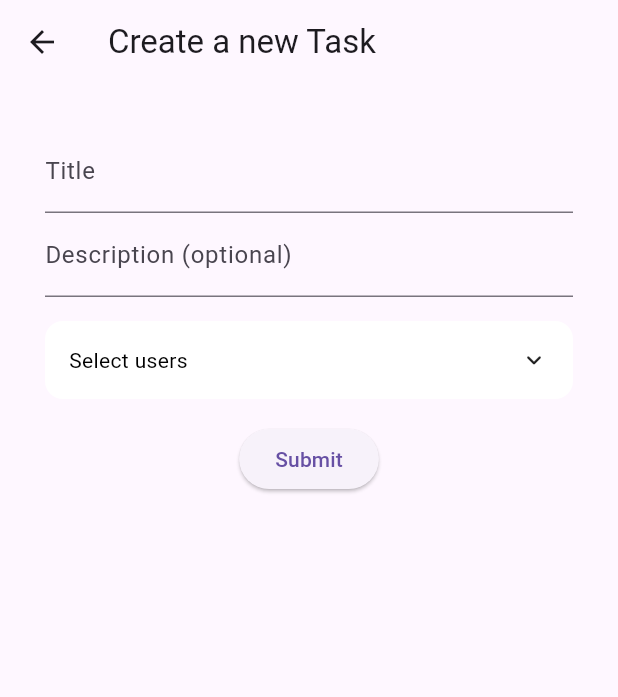
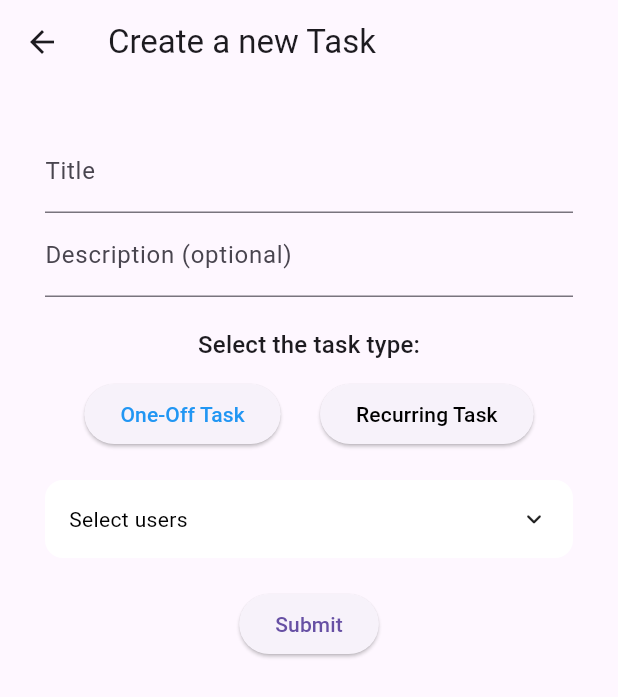
Before and after one commit to invertedEcho/flatshare, a Flutter app: the CreateTask screen opened directly, on a phone screen of 412 x 824 dp. Shown: the top 697 px of the screen. Run offline on Flutter 3.47's test engine with Material 3 defaults, Android fonts, the phone set to English and light mode, and no system bars; drawn by our look-alikes of animated_custom_dropdown; our stand-ins replace flutter_dotenv, flutter_secure_storage; accounts and stored records are empty; network calls fail.

Commit message:
feat: add recurring task type to create screen

```diff
--- a/frontend/lib/models/task.dart
+++ b/frontend/lib/models/task.dart
@@ -22,3 +22,5 @@ class Task {
     }
   }
 }
+
+enum TaskType { oneOff, recurring }
--- a/frontend/lib/models/task_group.dart
+++ b/frontend/lib/models/task_group.dart
@@ -30,4 +30,8 @@ class TaskGroup {
       _ => throw const FormatException("Failed to parse task groups.")
     };
   }
+  @override
+  String toString() {
+    return title;
+  }
 }
--- a/frontend/lib/widgets/tasks/create_task.dart
+++ b/frontend/lib/widgets/tasks/create_task.dart
@@ -1,7 +1,10 @@
 import 'package:animated_custom_dropdown/custom_dropdown.dart';
 import 'package:flutter/material.dart';
 import 'package:wg_app/fetch/group.dart';
+import 'package:wg_app/fetch/task_groups.dart';
 import 'package:wg_app/fetch/tasks.dart';
+import 'package:wg_app/models/task.dart';
+import 'package:wg_app/models/task_group.dart';
 import 'package:wg_app/models/user.dart';
 
 class CreateTask extends StatefulWidget {
@@ -18,17 +21,39 @@ class CreateTaskState extends State<CreateTask> {
   final titleController = TextEditingController();
   final descriptionController = TextEditingController();
   final multiSelectUserController = MultiSelectController<User>([]);
+  final selectTaskGroupControler = SingleSelectController<TaskGroup>(null);
+
+  TaskType selectedTaskType = TaskType.oneOff;
 
   List<User> userInGroups = [];
+  List<TaskGroup> taskGroups = [];
 
   @override
   void initState() {
     super.initState();
+    // TODO: I think this is pretty bad, we should probably move to a FutureBuilder instead.
     fetchUsersInGroup(groupId: 4).then((result) {
       setState(() {
         userInGroups = result;
       });
     });
+    fetchTaskGroups().then((result) {
+      setState(() {
+        taskGroups = result;
+      });
+    });
+  }
+
+  ButtonStyle getSelectTaskTypeButtonStyle(
+      TaskType taskTypeOfButton, TaskType selectedTaskType) {
+    return ButtonStyle(
+      foregroundColor:
+          WidgetStatePropertyAll(taskTypeOfButton == selectedTaskType
+              ? Colors.blue
+              : MediaQuery.of(context).platformBrightness == Brightness.dark
+                  ? Colors.white
+                  : Colors.black),
+    );
   }
 
   void handleSubmit() async {
@@ -38,16 +63,29 @@ class CreateTaskState extends State<CreateTask> {
       List<int> selectedUserIds = multiSelectUserController.value
           .map((selectUser) => selectUser.userId)
           .toList();
+      if (selectedTaskType == TaskType.recurring &&
+          selectTaskGroupControler.value == null) {
+        ScaffoldMessenger.of(context).showSnackBar(
+          const SnackBar(content: Text('Please select a task group first.')),
+        );
+        return;
+      }
       try {
-        await createTask(
+        selectedTaskType == TaskType.oneOff
+            ? await createOneOffTask(
                 title: title,
                 description: description,
                 groupId: 4,
-            userIds: selectedUserIds);
+                userIds: selectedUserIds)
+            : await createRecurringTask(
+                title: title,
+                description: description,
+                groupId: 4,
+                taskGroupId: selectTaskGroupControler.value!.id);
         ScaffoldMessenger.of(context).showSnackBar(
           const SnackBar(content: Text('Created new task!')),
         );
-        Navigator.of(context).pop(); // Navigate back to the previous screen
+        Navigator.of(context).pop();
       } catch (e) {
         ScaffoldMessenger.of(context).showSnackBar(
           SnackBar(content: Text(e.toString())),
@@ -78,31 +116,59 @@ class CreateTaskState extends State<CreateTask> {
                     ),
                     TextFormField(
                       controller: descriptionController,
-                      validator: (value) {
-                        if (value == null || value.isEmpty) {
-                          return 'Please enter a description';
-                        }
-                        return null;
-                      },
                       decoration: const InputDecoration(
                           labelText: "Description (optional)"),
                     ),
-                    Padding(
-                      padding: const EdgeInsets.only(top: 16),
-                      child: CustomDropdown.multiSelect(
+                    const SizedBox(height: 20),
+                    Text("Select the task type:",
+                        style: Theme.of(context).textTheme.titleMedium),
+                    const SizedBox(height: 10),
+                    Row(
+                      children: [
+                        const Spacer(),
+                        ElevatedButton(
+                            style: getSelectTaskTypeButtonStyle(
+                                TaskType.oneOff, selectedTaskType),
+                            onPressed: () {
+                              setState(() {
+                                selectedTaskType = TaskType.oneOff;
+                              });
+                            },
+                            child: const Text("One-Off Task")),
+                        const Spacer(),
+                        ElevatedButton(
+                            style: getSelectTaskTypeButtonStyle(
+                                TaskType.recurring, selectedTaskType),
+                            onPressed: () {
+                              setState(() {
+                                selectedTaskType = TaskType.recurring;
+                              });
+                            },
+                            child: const Text("Recurring Task")),
+                        const Spacer(),
+                      ],
+                    ),
+                    const SizedBox(height: 20),
+                    selectedTaskType == TaskType.oneOff
+                        ? CustomDropdown.multiSelect(
                             multiSelectController: multiSelectUserController,
                             decoration: const CustomDropdownDecoration(
                                 listItemStyle: TextStyle(color: Colors.black),
                                 hintStyle: TextStyle(color: Colors.black)),
                             hintText: "Select users",
                             items: userInGroups,
-                          onListChanged: (value) {}),
-                    ),
-                    Padding(
-                      padding: const EdgeInsets.symmetric(vertical: 16),
-                      child: ElevatedButton(
+                            onListChanged: (value) {})
+                        : CustomDropdown.search(
+                            controller: selectTaskGroupControler,
+                            decoration: const CustomDropdownDecoration(
+                                listItemStyle: TextStyle(color: Colors.black),
+                                hintStyle: TextStyle(color: Colors.black)),
+                            hintText: "Select task group",
+                            items: taskGroups,
+                            onChanged: (value) {}),
+                    const SizedBox(height: 20),
+                    ElevatedButton(
                         onPressed: handleSubmit, child: const Text("Submit")),
-                    )
                   ],
                 ))));
   }
```
Also changed, not shown: frontend/lib/fetch/tasks.dart (+22 -1 lines), 1 other file. Lines whose indentation alone changed are shown as unchanged.
